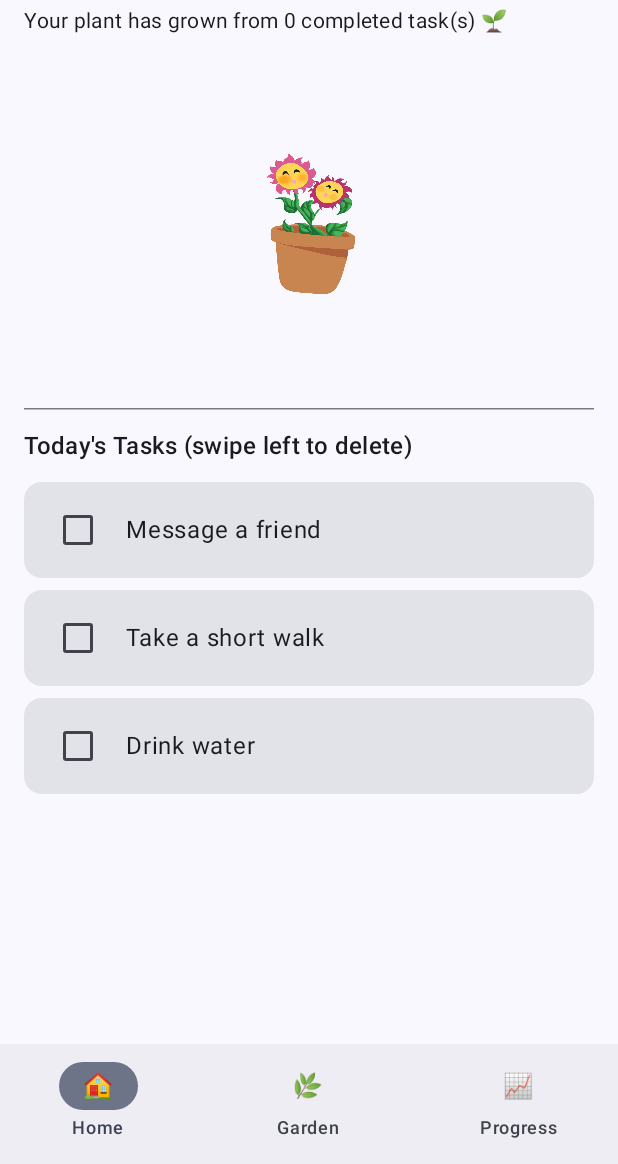
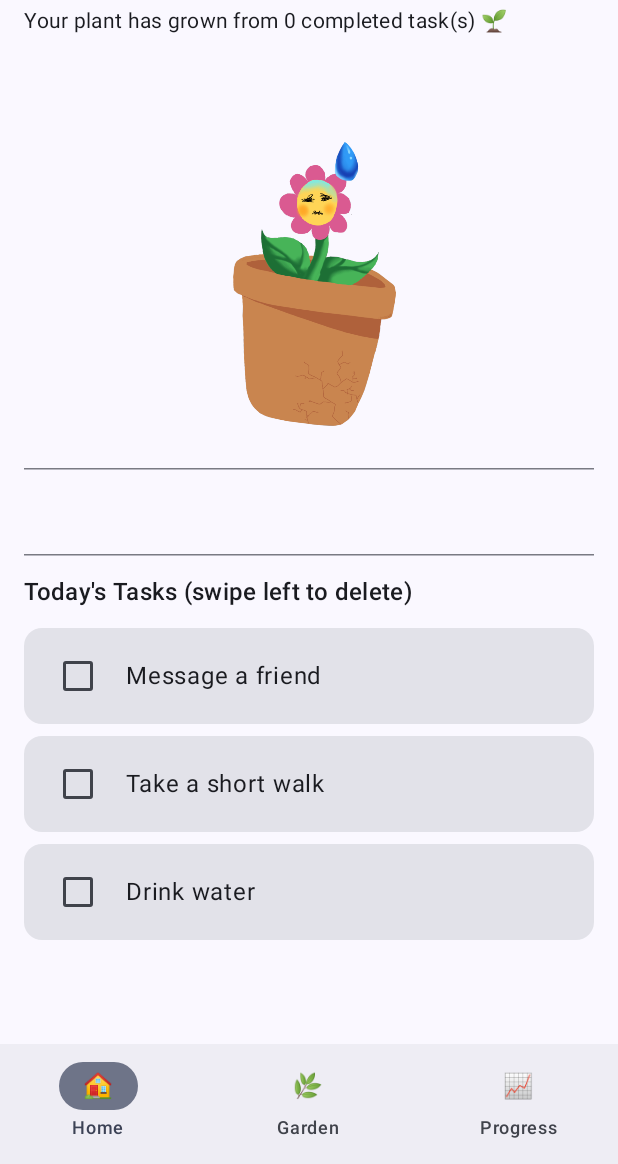
Before and after one commit to Farhan2323/GrowTogether, an Android app built with Jetpack Compose: the screen it shows after launch (MainActivity), on a phone screen of 412 x 824 dp, the part 72-1236 px from its top. Run offline under Robolectric (Android 15) with nearby library versions, the phone set to English and light mode, and no system bars.

Commit message:
animations on task screen

```diff
--- a/app/src/main/java/com/example/growtogether/uihome/HomeScreen.kt
+++ b/app/src/main/java/com/example/growtogether/uihome/HomeScreen.kt
@@ -69,9 +69,21 @@ fun HomeScreen(progressViewModel: ProgressViewModel) {
             style = MaterialTheme.typography.bodyMedium
         )
 
+        Spacer(Modifier.height(12.dp))
+
+// 🌿 Add this animation here!
+        PlantStateAnimation(completedCount = completedCount)
+
+        Spacer(Modifier.height(16.dp))
+        HorizontalDivider()
+        Spacer(Modifier.height(8.dp))
+
+
+
         Spacer(Modifier.height(24.dp))
 
         // Plant Visualization
+        /*
         Box(
             modifier = Modifier
                 .fillMaxWidth()
@@ -81,7 +93,7 @@ fun HomeScreen(progressViewModel: ProgressViewModel) {
 //            SimplePlant(completedCount = completedCount)
             AnimatedFlower()
         }
-
+        */
         Spacer(Modifier.height(24.dp))
         HorizontalDivider()
         Spacer(Modifier.height(12.dp))
--- /dev/null
+++ b/app/src/main/java/com/example/growtogether/uihome/PlantAnimation.kt
@@ -0,0 +1,89 @@
+package com.example.growtogether.uihome
+
+import androidx.compose.animation.AnimatedContent
+import androidx.compose.animation.core.RepeatMode
+import androidx.compose.animation.core.animateFloat
+import androidx.compose.animation.core.animateFloatAsState
+import androidx.compose.animation.core.infiniteRepeatable
+import androidx.compose.animation.core.rememberInfiniteTransition
+import androidx.compose.animation.core.tween
+import androidx.compose.foundation.Image
+import androidx.compose.foundation.layout.Box
+import androidx.compose.foundation.layout.fillMaxWidth
+import androidx.compose.foundation.layout.height
+import androidx.compose.runtime.Composable
+import androidx.compose.runtime.getValue
+import androidx.compose.ui.Alignment
+import androidx.compose.ui.Modifier
+import androidx.compose.ui.graphics.graphicsLayer
+import androidx.compose.ui.layout.ContentScale
+import androidx.compose.ui.res.painterResource
+import androidx.compose.ui.unit.dp
+import com.example.growtogether.R
+
+@Composable
+fun PlantStateAnimation(
+    completedCount: Int,
+    modifier: Modifier = Modifier
+) {
+    // Map progress → "stage" of the plant
+    // 0 tasks  -> baby sad
+    // 1-2      -> baby happy
+    // 3        -> mid happy
+    // 4+       -> adult (overworked / stressed)
+    val stage = when (completedCount) {
+        0 -> 0
+        1, 2 -> 1
+        3 -> 3
+        else -> 4
+    }
+
+
+    val scale by animateFloatAsState(
+        targetValue = 1f,
+        animationSpec = tween(500),
+        label = "plantScale"
+    )
+
+
+    val infinite = rememberInfiniteTransition(label = "plantSwayTransition")
+    val sway by infinite.animateFloat(
+        initialValue = -3f,
+        targetValue = 3f,
+        animationSpec = infiniteRepeatable(
+            tween(2000),
+            repeatMode = RepeatMode.Reverse
+        ),
+        label = "plantSway"
+    )
+
+    Box(
+        modifier = modifier
+            .fillMaxWidth()
+            .height(260.dp),
+        contentAlignment = Alignment.Center
+    ) {
+        AnimatedContent(
+            targetState = stage,
+            label = "plantStage"
+        ) { s ->
+            val resId = when (s) {
+                0 -> R.drawable.plant_baby_sad
+                1 -> R.drawable.plant_baby
+                3 -> R.drawable.plant_mid
+                else -> R.drawable.plant_adult_sad
+            }
+
+            Image(
+                painter = painterResource(resId),
+                contentDescription = null,
+                contentScale = ContentScale.Fit,
+                modifier = Modifier.graphicsLayer(
+                    scaleX = scale,
+                    scaleY = scale,
+                    rotationZ = sway
+                )
+            )
+        }
+    }
+}
```
Also changed, not shown: app/src/main/res/drawable/plant_adult_sad.webp (added), app/src/main/res/drawable/plant_baby.webp (added), app/src/main/res/drawable/plant_baby_sad.webp (added), app/src/main/res/drawable/plant_mid.webp (added), app/src/main/res/drawable/plant_mid_sad.webp (added).
